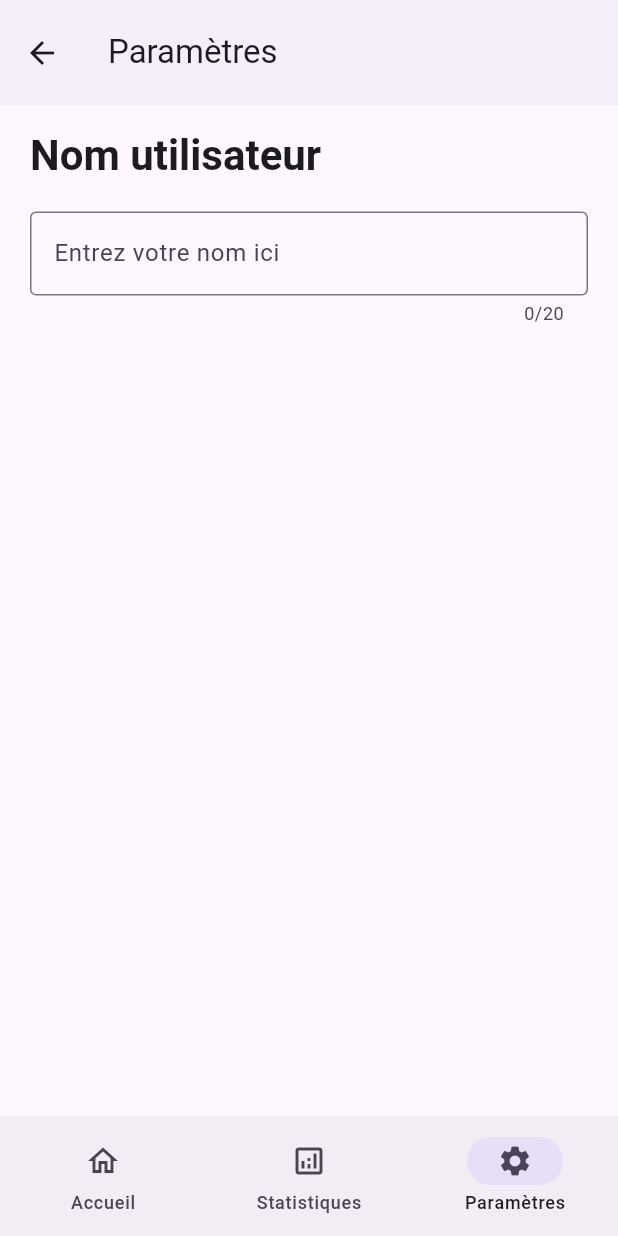
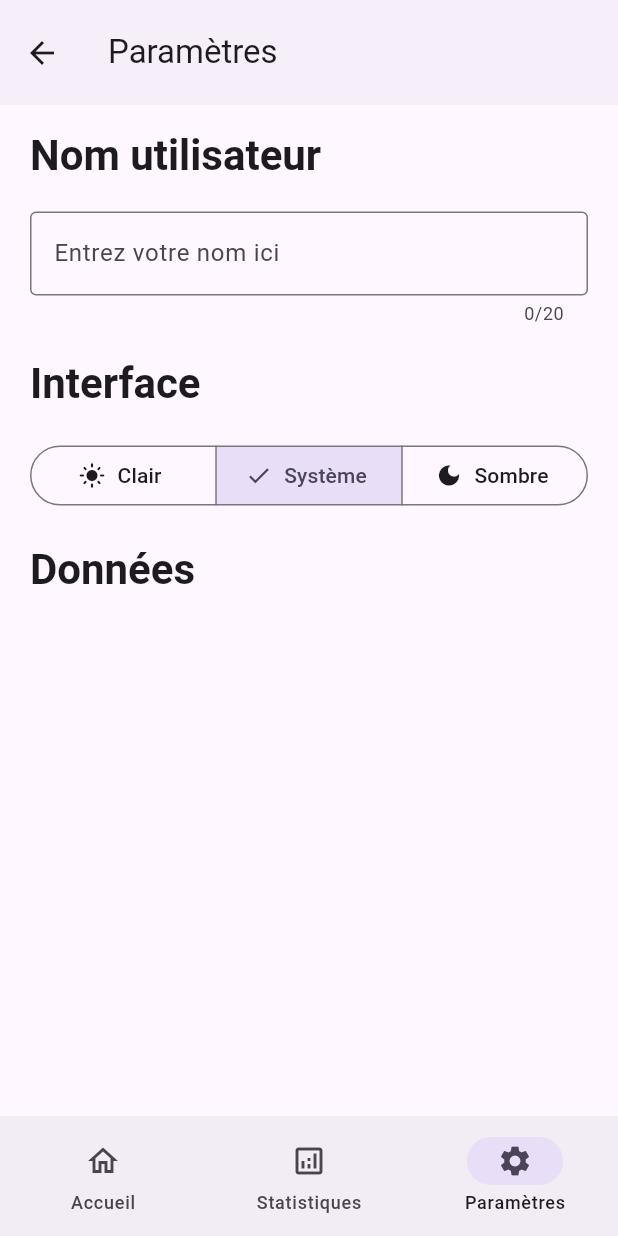
Before and after one commit to lynn2910/Carnet-Prise, a Flutter app: the SettingsScreen screen opened by its route, on a phone screen of 412 x 824 dp. Run offline on Flutter 3.47's test engine with Material 3 defaults, Android fonts, the phone set to English and light mode, and no system bars; our stand-ins replace go_router, isar, shared_preferences; accounts and stored records are empty; generated files the repository leaves out were written again.

Commit message:
feat(Settings): Add ThemeMode selector

```diff
--- a/lib/pages/SettingsScreen.dart
+++ b/lib/pages/SettingsScreen.dart
@@ -1,3 +1,4 @@
+import 'package:carnet_prise/widgets/settings/theme_mode_selector.dart';
 import 'package:carnet_prise/widgets/settings/UsernameInput.dart';
 import 'package:flutter/material.dart';
 import 'package:go_router/go_router.dart';
@@ -34,6 +35,12 @@ class SettingsScreen extends StatelessWidget {
               Text("Nom utilisateur", style: titleTheme),
               SizedBox(height: 20),
               UsernameInput(),
+              SizedBox(height: 20),
+              Text("Interface", style: titleTheme),
+              SizedBox(height: 20),
+              ThemeModeSelector(),
+              SizedBox(height: 20),
+              Text("Données", style: titleTheme),
             ],
           ),
         ),
--- /dev/null
+++ b/lib/widgets/settings/theme_mode_selector.dart
@@ -0,0 +1,69 @@
+import 'package:flutter/material.dart';
+import 'package:provider/provider.dart';
+import 'package:carnet_prise/stores/theme_manager.dart';
+
+class ThemeModeSelector extends StatefulWidget {
+  const ThemeModeSelector({super.key});
+
+  @override
+  State<ThemeModeSelector> createState() => _ThemeModeSelectorState();
+}
+
+class _ThemeModeSelectorState extends State<ThemeModeSelector> {
+  Set<ThemeMode> _selectedMode = {ThemeMode.system};
+
+  @override
+  void didChangeDependencies() {
+    super.didChangeDependencies();
+    _updateSelectedModeFromManager();
+  }
+
+  void _updateSelectedModeFromManager() {
+    final themeManager = Provider.of<ThemeManager>(context, listen: false);
+    setState(() {
+      _selectedMode = {themeManager.themeMode};
+    });
+  }
+
+  @override
+  Widget build(BuildContext context) {
+    final themeManager = Provider.of<ThemeManager>(context);
+
+    if (!_selectedMode.contains(themeManager.themeMode)) {
+      _selectedMode = {themeManager.themeMode};
+    }
+
+    return SegmentedButton<ThemeMode>(
+      multiSelectionEnabled: false,
+      emptySelectionAllowed: false,
+      showSelectedIcon: true,
+      segments: [
+        ButtonSegment<ThemeMode>(
+          value: ThemeMode.light,
+          icon: Icon(Icons.light_mode),
+          label: Text("Clair"),
+        ),
+        ButtonSegment<ThemeMode>(
+          value: ThemeMode.system,
+          icon: Icon(Icons.settings),
+          label: Text("Système"),
+        ),
+        ButtonSegment<ThemeMode>(
+          value: ThemeMode.dark,
+          icon: Icon(Icons.dark_mode),
+          label: Text("Sombre"),
+        ),
+      ],
+      selected: _selectedMode,
+      onSelectionChanged: (Set<ThemeMode> newSelection) {
+        if (newSelection.isNotEmpty) {
+          final selectedMode = newSelection.first;
+          themeManager.setThemeMode(selectedMode);
+          setState(() {
+            _selectedMode = newSelection;
+          });
+        }
+      },
+    );
+  }
+}
```
Also changed, not shown: lib/widgets/settings/ThemeModeSelector.dart (deleted, +0 -10 lines).
